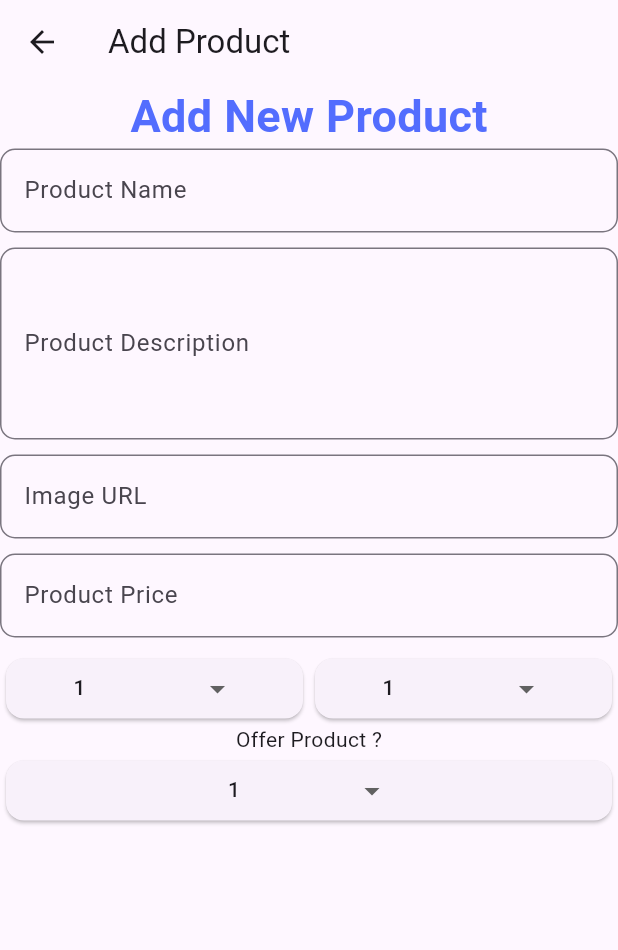
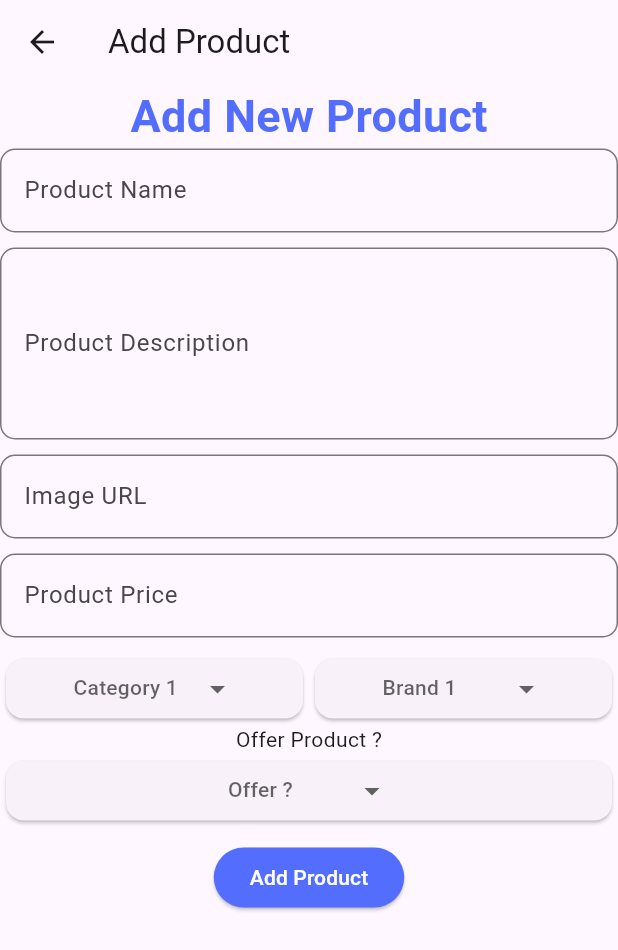
Before and after one commit to phamhuuloc219/PHL_shoe_stores_admin, a Flutter app: the AddProductPage screen opened directly, on a phone screen of 412 x 824 dp. Shown: the top 950 px of the screen. Run offline on Flutter 3.47's test engine with Material 3 defaults, Android fonts, the phone set to English and light mode, and no system bars; drawn by our look-alikes of dropdown_button2; our stand-ins replace get.

Commit message:
UI add product

```diff
--- a/lib/pages/add_product_page.dart
+++ b/lib/pages/add_product_page.dart
@@ -1,4 +1,3 @@
-import 'package:dropdown_button2/dropdown_button2.dart';
 import 'package:flutter/material.dart';
 import 'package:phl_shoe_stores/widgets/drop_down_btn.dart';
 
@@ -69,12 +68,34 @@ class AddProductPage extends StatelessWidget {
               SizedBox(height: 10),
               Row(
                 children: [
-                  Flexible(child: DropDownBtn()),
-                  Flexible(child: DropDownBtn()),
+                  Flexible(
+                      child: DropDownBtn(
+                    items: ["Cate1", "Cate2", "Cate3"],
+                    selectedItemText: "Category 1",
+                    onSelected: (selectedValue) {},
+                  )),
+                  Flexible(
+                      child: DropDownBtn(
+                    items: ["Brand1", "Brand2", "Brand3"],
+                    selectedItemText: "Brand 1",
+                    onSelected: (selectedValue) {},
+                  )),
                 ],
               ),
               Text("Offer Product ?"),
-              DropDownBtn(),
+              DropDownBtn(
+                items: ["True", "False"],
+                selectedItemText: "Offer ?",
+                onSelected: (selectedValue) {},
+              ),
+              SizedBox(height: 10),
+              ElevatedButton(
+                onPressed: () {},
+                child: Text("Add Product"),
+                style: ElevatedButton.styleFrom(
+                    backgroundColor: Colors.indigoAccent,
+                    foregroundColor: Colors.white),
+              ),
             ],
           ),
         ),
--- a/lib/widgets/drop_down_btn.dart
+++ b/lib/widgets/drop_down_btn.dart
@@ -1,8 +1,17 @@
 import 'package:dropdown_button2/dropdown_button2.dart';
 import 'package:flutter/material.dart';
 
+String? selectedValue;
+
 class DropDownBtn extends StatelessWidget {
-  const DropDownBtn({super.key});
+  final List<String> items;
+  final String selectedItemText;
+  final Function(String?) onSelected;
+  const DropDownBtn(
+      {super.key,
+      required this.items,
+      required this.selectedItemText,
+      required this.onSelected});
 
   @override
   Widget build(BuildContext context) {
@@ -12,13 +21,13 @@ class DropDownBtn extends StatelessWidget {
           child: DropdownButton2<String>(
             isExpanded: true,
             hint: Text(
-              'Select Item',
+              selectedItemText,
               style: TextStyle(
                 fontSize: 14,
                 color: Theme.of(context).hintColor,
               ),
             ),
-            items: ["1", "2", "3"]
+            items: items
                 .map((String item) => DropdownMenuItem<String>(
                       value: item,
                       child: Text(
@@ -29,8 +38,10 @@ class DropDownBtn extends StatelessWidget {
                       ),
                     ))
                 .toList(),
-            value: "1",
-            onChanged: (String? value) {},
+            value: selectedValue,
+            onChanged: (String? value) {
+              onSelected(value);
+            },
             buttonStyleData: const ButtonStyleData(
               padding: EdgeInsets.symmetric(horizontal: 16),
               height: 40,
```
